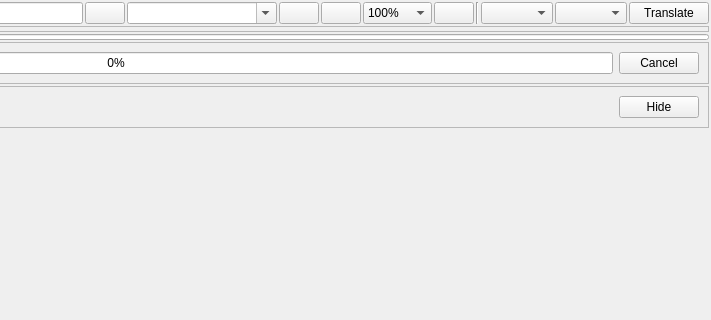
kernel1024/jpreader, file snviewer.ui: the form before one commit; both pictures show x 455 to 1166 and y 0 to 320 of the 1166 by 687 pixel window.
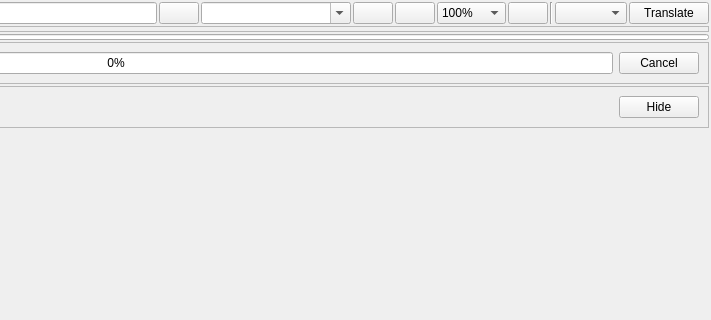
The form after the commit. Custom widgets are drawn as their Qt base class.

Diff of the .ui file:
```diff
--- a/snviewer.ui
+++ b/snviewer.ui
@@ -296,13 +296,6 @@
         <property name="spacing">
          <number>2</number>
         </property>
-        <item>
-         <widget class="QComboBox" name="comboSrcLang">
-          <property name="toolTip">
-           <string>Source language</string>
-          </property>
-         </widget>
-        </item>
         <item>
          <widget class="QComboBox" name="comboTranEngine">
           <property name="toolTip">
```
Left out of the diff: 2 changed lines with no effect on the pictures.
